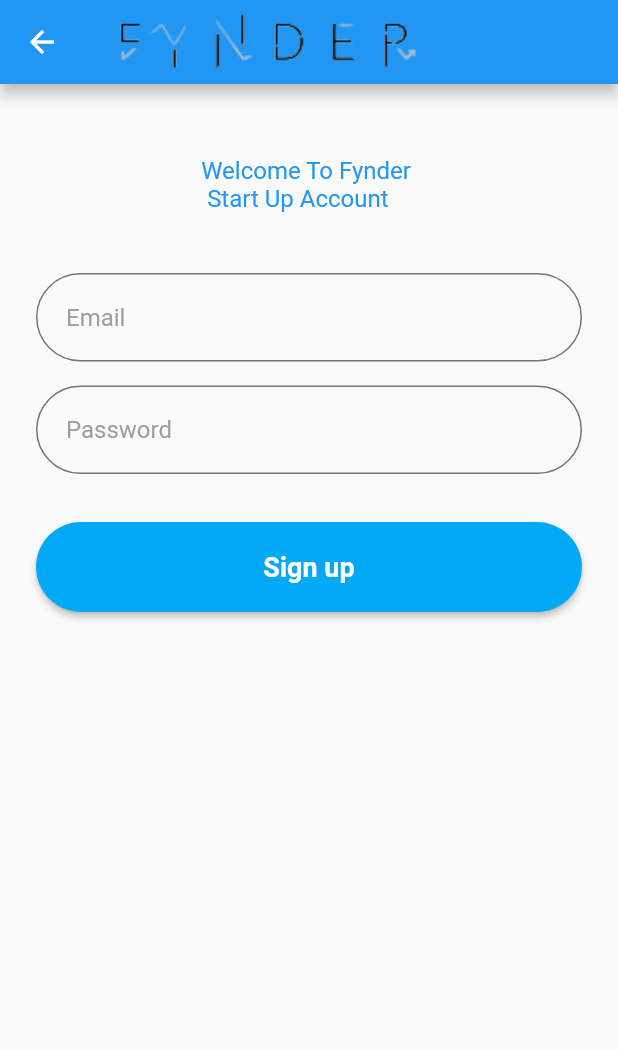
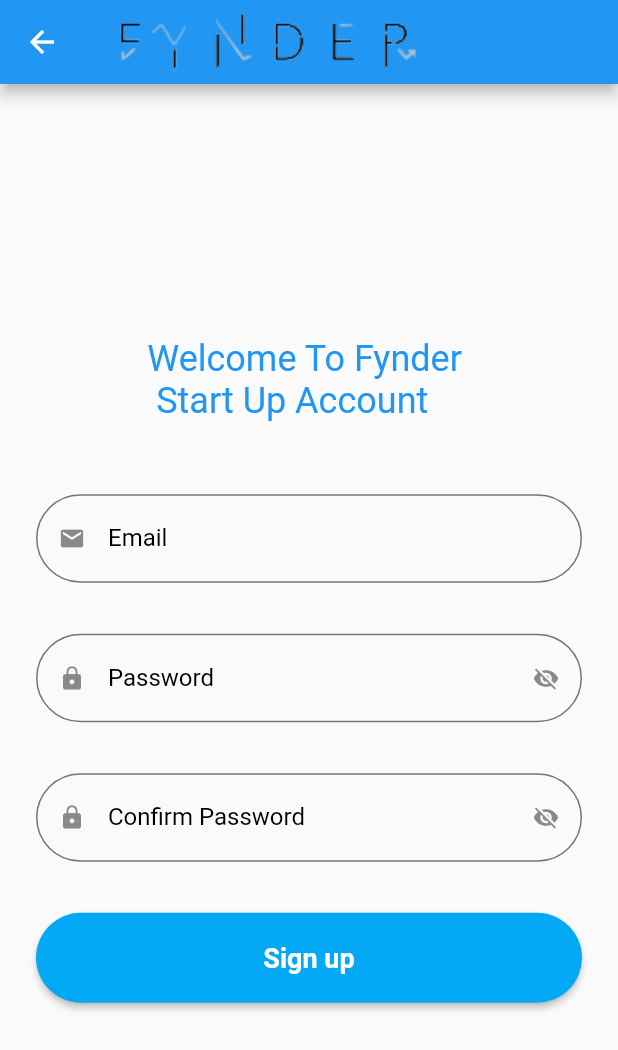
Before and after one commit to Hala-Kaisi/Fynder, a Flutter app: the StartupEmailSignUp screen opened directly, on a phone screen of 412 x 824 dp. Shown: the top 1050 px of the screen. Run offline on Flutter 3.47's test engine with Material 2 defaults, Android fonts, the phone set to English and light mode, and no system bars; our stand-ins replace cloud_firestore, firebase_auth, firebase_core, firebase_storage, image_picker; accounts and stored records are empty.

Commit message:
startup email sign up design changed

```diff
--- a/lib/services/validator.dart
+++ b/lib/services/validator.dart
@@ -42,4 +42,17 @@ class Validator {
 
     return null;
   }
+  /*static String? validateConfirmPassword({required String? confirmPassword}) {
+    if (confirmPassword == null) {
+      return null;
+    }
+
+    if (confirmPassword.isEmpty) {
+      return 'Confirm password can\'t be empty';
+    } else if (confirmPassword.length < 6) {
+      return 'Enter a password with length at least 6';
+    }
+
+    return null;
+  }*/
 }
--- a/lib/sign_up_screens/startup_email_sign_up.dart
+++ b/lib/sign_up_screens/startup_email_sign_up.dart
@@ -16,13 +16,17 @@ class _StartupEmailSignUpState extends State<StartupEmailSignUp> {
 
   final TextEditingController txtEmail = TextEditingController();
   final TextEditingController txtPassword = TextEditingController();
+  final TextEditingController txtConfirmPassword = TextEditingController();
 
   final _focusEmail = FocusNode();
   final _focusPassword = FocusNode();
+  final _focusConfirmPassword = FocusNode();
 
   final double fontSize = 18;
 
   bool _isProcessing = false;
+  bool hidePassword=true;
+  bool hideconfirmPassword=true;
 
   @override
   Widget build(BuildContext context) {
@@ -30,14 +34,13 @@ class _StartupEmailSignUpState extends State<StartupEmailSignUp> {
       onTap: () {
         _focusEmail.unfocus();
         _focusPassword.unfocus();
+        _focusConfirmPassword.unfocus();
       },
       child: Scaffold(
         appBar: AppBar(
-          title: Image.asset('assets/FynderApplicationLogo.png',
-              fit: BoxFit.cover),
+          title: Image.asset('assets/FynderApplicationLogo.png', fit: BoxFit.cover),
         ),
-        body: Padding(
-          padding: const EdgeInsets.all(24.0),
+        body: Center(
           child: SingleChildScrollView(
             child: Column(
               children: [
@@ -46,17 +49,22 @@ class _StartupEmailSignUpState extends State<StartupEmailSignUp> {
                   child: Text(
                     'Welcome To Fynder \n Start Up Account',
                     style: TextStyle(
-                      fontSize: 16,
+                      fontSize: 24,
                       color: Colors.blue,
                     ),
                   ),
                 ),
-                Form(
+                Padding(
+                  padding: const EdgeInsets.only(
+                    left: 24,
+                    right: 24,
+                    top:24,
+                    bottom: 10,
+                  ),
+                  child: Form(
                       key: _registerFormKey,
                       child: Column(
                         children: <Widget>[
-
-                        SizedBox(height: 16.0),
                           TextFormField(
                             controller: txtEmail,
                             focusNode: _focusEmail,
@@ -64,34 +72,46 @@ class _StartupEmailSignUpState extends State<StartupEmailSignUp> {
                               email: value!,
                             ),
                             decoration: InputDecoration(
-                            hintText: "Email",
-                            errorBorder: UnderlineInputBorder(
-                              borderRadius: BorderRadius.circular(6.0),
-                              borderSide: BorderSide(
-                                color: Colors.red,
+                              prefixIcon: Icon(Icons.mail),
+                              labelText: 'Email',
+                              helperText: '',
+                              hintText: 'Email',
+                            ),
+                          ),
+                          SizedBox(height: 12.0),
+                          TextFormField(
+                            controller: txtConfirmPassword,
+                            focusNode: _focusConfirmPassword,
+                            obscureText: hidePassword,
+                            validator: (value) => Validator.validatePassword(
+                              password: value!,
+                            ),
+                            decoration: InputDecoration(prefixIcon: Icon(Icons.lock),
+                              labelText: 'Password',
+                              helperText: '',
+                              hintText: 'Password',
+                              suffixIcon: InkWell(
+                                onTap: _passwordView,
+                                child: hidePassword ? Icon(Icons.visibility_off ): Icon(Icons.visibility),
                               ),
                             ),
                           ),
-                        ),
-                        SizedBox(height: 16.0),
+                          SizedBox(height: 12.0),
                           TextFormField(
                             controller: txtPassword,
                             focusNode: _focusPassword,
-                          obscureText: true,
-                          validator: (value) => Validator.validatePassword(
-                            password: value!,
-                          ),
-                          decoration: InputDecoration(
-                            hintText: "Password",
-                            errorBorder: UnderlineInputBorder(
-                              borderRadius: BorderRadius.circular(6.0),
-                              borderSide: BorderSide(
-                                color: Colors.red,
+                            obscureText: hideconfirmPassword,
+                            decoration: InputDecoration(prefixIcon: Icon(Icons.lock),
+                              labelText: 'Confirm Password',
+                              helperText: '',
+                              hintText: 'Confirm Password',
+                              suffixIcon: InkWell(
+                                onTap: _confirmPasswordView,
+                                child: hideconfirmPassword ? Icon(Icons.visibility_off ): Icon(Icons.visibility),
                               ),
                             ),
                           ),
-                        ),
-                        SizedBox(height: 32.0),
+                          SizedBox(height: 12.0),
                           _isProcessing
                               ? CircularProgressIndicator()
                               : Row(
@@ -115,7 +135,7 @@ class _StartupEmailSignUpState extends State<StartupEmailSignUp> {
                                               _isProcessing = false;
                                             });
 
-                                          if (user != null) {
+                                            if (user != null && txtPassword.text==txtConfirmPassword.text) {
                                               Navigator.of(context)
                                                   .pushAndRemoveUntil(
                                                 MaterialPageRoute(
@@ -128,15 +148,14 @@ class _StartupEmailSignUpState extends State<StartupEmailSignUp> {
                                           }
                                         },
                                         child: Text(
-                                        'Sign up',
-                                        style: TextStyle(color: Colors.white, fontWeight: FontWeight.w600, fontSize: 18),
-                                      ),
+                                          'Sign up',),
                                       ),
                                     ),
                                   ],
                                 ),
                         ],
                       )),
+                ),
               ],
             ),
           ),
@@ -144,4 +163,10 @@ class _StartupEmailSignUpState extends State<StartupEmailSignUp> {
       ),
     );
   }
+  void _passwordView(){
+    setState((){hidePassword=!hidePassword;});
   }
+  void _confirmPasswordView(){
+    setState((){hideconfirmPassword=!hideconfirmPassword;});
+  }
+}
```
Lines whose indentation alone changed are shown as unchanged.
